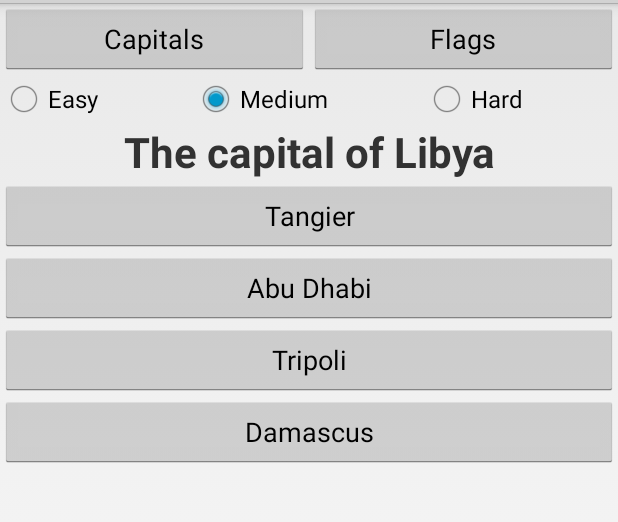
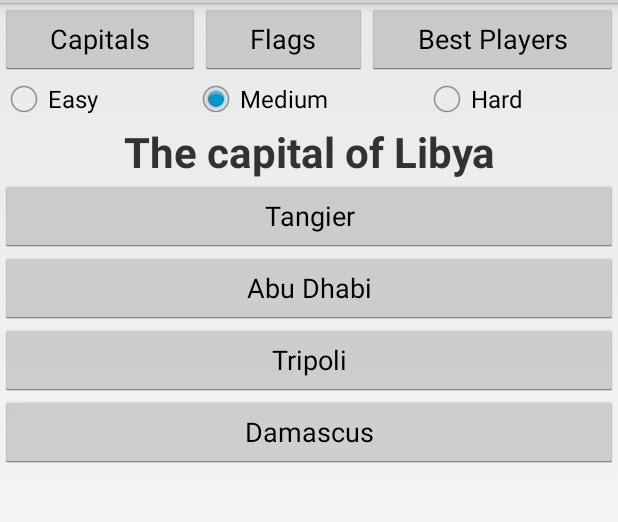
Before and after one commit to Vladus177/Capitals-and-flags-Quiz, an Android app: the screen it shows after launch (MainActivity), after a tap on "Capitals", on a phone screen of 412 x 824 dp, the part 69-591 px from its top. Run offline under Robolectric (Android 15) with nearby library versions, the phone set to English and light mode, and no system bars; 3 statements that could not run were skipped.

Commit message:
DB added

```diff
--- a/app/src/main/java/vladus177/ru/geotest_10/FragmentButtons.java
+++ b/app/src/main/java/vladus177/ru/geotest_10/FragmentButtons.java
@@ -16,6 +16,7 @@ public class FragmentButtons extends Fragment {
     // buttons for main
     Button capitalsButton;
     Button flagsButton;
+    Button rateButton;
 
 
     @Override
@@ -25,6 +26,7 @@ public class FragmentButtons extends Fragment {
         //find them all
         capitalsButton = (Button)buttonsView.findViewById(R.id.capitalsButton);
         flagsButton = (Button)buttonsView.findViewById(R.id.flagsButon);
+        rateButton = (Button)buttonsView.findViewById(R.id.rateButton);
 
         capitalsButton.setOnClickListener(new View.OnClickListener() {
             @Override
@@ -38,6 +40,12 @@ public class FragmentButtons extends Fragment {
                 ((MainActivity)getActivity()).addFragmentFlags();
             }
         });
+        rateButton.setOnClickListener(new View.OnClickListener() {
+            @Override
+            public void onClick(View v) {
+                ((MainActivity)getActivity()).addFragmentRates();
+            }
+        });
 
         return buttonsView;
     }
--- a/app/src/main/java/vladus177/ru/geotest_10/MainActivity.java
+++ b/app/src/main/java/vladus177/ru/geotest_10/MainActivity.java
@@ -4,27 +4,28 @@ import android.app.Activity;
 import android.app.Fragment;
 import android.app.FragmentManager;
 import android.app.FragmentTransaction;
-import android.content.Intent;
 import android.content.res.Configuration;
+import android.database.sqlite.SQLiteDatabase;
 import android.os.Bundle;
 import android.view.Menu;
 import android.view.MenuItem;
-import android.view.View;
-import android.widget.Button;
 import android.widget.FrameLayout;
-import android.widget.LinearLayout;
 import android.widget.RadioButton;
 import android.widget.RadioGroup;
-import android.widget.Toast;
 
 
 public class MainActivity extends Activity {
+    final String LOG_TAG = "myLogs";
+    private DataBaseHelper mDatabaseHelper;
+    private SQLiteDatabase mSqLiteDatabase;
     FragmentFlags fragF;
     FragmentCapitals fragC;
     FragmentButtons fragButtons;
+    RatesFragment ratesFragment;
     FragmentTransaction fTrans;
     FrameLayout container;
     FrameLayout container2;
+    FrameLayout containerRating;
     FrameLayout containerButtons;
     FragmentManager myFragmentManager;
     RadioGroup radioGroup;
@@ -37,18 +38,21 @@ public class MainActivity extends Activity {
     protected void onCreate(Bundle savedInstanceState) {
         super.onCreate(savedInstanceState);
         setContentView(R.layout.activity_main);
-        fragF=new FragmentFlags();
-        fragC=new FragmentCapitals();
-        fragButtons=new FragmentButtons();
+        //fragF = new FragmentFlags();
+        //fragC = new FragmentCapitals();
+        //fragButtons = new FragmentButtons();
+        //ratesFragment = new RatesFragment();
         container = (FrameLayout) findViewById(R.id.container);
         container2 = (FrameLayout) findViewById(R.id.container2);
         containerButtons = (FrameLayout) findViewById(R.id.containerButtons);
-        radioGroup = (RadioGroup)findViewById(R.id.radioGroup);
-        radioButtonEasy = (RadioButton)findViewById(R.id.radioButtonEasy);
-        radioButtonMedium = (RadioButton)findViewById(R.id.radioButtonMedium);
-        radioButtonHard = (RadioButton)findViewById(R.id.radioButtonHard);
+        containerRating = (FrameLayout) findViewById(R.id.containerRating);
+        radioGroup = (RadioGroup) findViewById(R.id.radioGroup);
+        radioButtonEasy = (RadioButton) findViewById(R.id.radioButtonEasy);
+        radioButtonMedium = (RadioButton) findViewById(R.id.radioButtonMedium);
+        radioButtonHard = (RadioButton) findViewById(R.id.radioButtonHard);
         myFragmentManager = getFragmentManager();
-        game="medium";
+        game = "medium";
+        SQLstart();
         radioGroup.setOnCheckedChangeListener(new RadioGroup.OnCheckedChangeListener() {
             @Override
             public void onCheckedChanged(RadioGroup group, int checkedId) {
@@ -67,7 +71,7 @@ public class MainActivity extends Activity {
                         restartFragment();
                         break;
                     default:
-                        game="medium";
+                        game = "medium";
                         break;
                 }
 
@@ -100,63 +104,76 @@ public class MainActivity extends Activity {
 
         return super.onOptionsItemSelected(item);
     }
-    public void addFragmentFlags()
-    {
-        fTrans=myFragmentManager.beginTransaction();
+
+    public void addFragmentFlags() {
+        fTrans = myFragmentManager.beginTransaction();
         Configuration config = getResources().getConfiguration();
-        if (config.orientation == Configuration.ORIENTATION_PORTRAIT)
-        {
+        if (config.orientation == Configuration.ORIENTATION_PORTRAIT) {
             fragF = new FragmentFlags();
             fTrans.replace(R.id.container, fragF);
             fTrans.commit();
-        }
-        else if(config.orientation == Configuration.ORIENTATION_LANDSCAPE)
-        {
+        } else if (config.orientation == Configuration.ORIENTATION_LANDSCAPE) {
             fragF = new FragmentFlags();
             fTrans.replace(R.id.container2, new FragmentFlags());
             fTrans.commit();
         }
     }
-    public void addFragmentCapitals()
-    {
-        fTrans=myFragmentManager.beginTransaction();
+
+    public void addFragmentCapitals() {
+        fTrans = myFragmentManager.beginTransaction();
         Configuration config = getResources().getConfiguration();
-        if (config.orientation == Configuration.ORIENTATION_PORTRAIT)
-        {
+        if (config.orientation == Configuration.ORIENTATION_PORTRAIT) {
             fragC = new FragmentCapitals();
             fTrans.replace(R.id.container, fragC);
             fTrans.commit();
-        }
-        else if(config.orientation == Configuration.ORIENTATION_LANDSCAPE)
-        {
+        } else if (config.orientation == Configuration.ORIENTATION_LANDSCAPE) {
             fragC = new FragmentCapitals();
             fTrans.replace(R.id.container, new FragmentCapitals());
             fTrans.commit();
         }
 
     }
-    public void addFragmentButtons()
-    {
-        fTrans=myFragmentManager.beginTransaction();
+
+    public void addFragmentButtons() {
+        fTrans = myFragmentManager.beginTransaction();
         fragButtons = new FragmentButtons();
-        fTrans.replace(R.id.containerButtons,fragButtons);
+        fTrans.replace(R.id.containerButtons, fragButtons);
         fTrans.commit();
     }
 
-    public String getLevel()
-    {
+    public void addFragmentRates() {
+        fTrans = myFragmentManager.beginTransaction();
+        Configuration config = getResources().getConfiguration();
+        if (config.orientation == Configuration.ORIENTATION_PORTRAIT) {
+            ratesFragment = new RatesFragment();
+            fTrans.replace(R.id.container, new RatesFragment());
+            fTrans.commit();
+        } else if (config.orientation == Configuration.ORIENTATION_LANDSCAPE) {
+            ratesFragment = new RatesFragment();
+            fTrans.replace(R.id.containerRating, new RatesFragment());
+            fTrans.commit();
+        }
+    }
+
+    public String getLevel() {
         return game;
     }
-    public void restartFragment()
-    {
+
+    public void restartFragment() {
         Fragment fragment = getFragmentManager().findFragmentById(R.id.container);
-        if (fragment instanceof FragmentCapitals)
-        {
+        if (fragment instanceof FragmentCapitals) {
             fragment.getFragmentManager().beginTransaction().remove(this.fragC).commit();
-        }
-        else if (fragment instanceof FragmentFlags)
-        {
+        } else if (fragment instanceof FragmentFlags) {
             fragment.getFragmentManager().beginTransaction().remove(this.fragF).commit();
         }
     }
+
+    public void SQLstart() {
+        mDatabaseHelper = new DataBaseHelper(this, "mydatabase.db", null, 1);
+        SQLiteDatabase sdb;
+        sdb = mDatabaseHelper.getReadableDatabase();
+
+    }
+
+
 }
--- a/app/src/main/res/layout-land/activity_main.xml
+++ b/app/src/main/res/layout-land/activity_main.xml
@@ -12,15 +12,55 @@
         tools:layout="@layout/buttons_fragment"
         android:background="@color/Azul">
     </FrameLayout>
+    <LinearLayout
+        android:orientation="horizontal"
+        android:layout_width="match_parent"
+        android:layout_height="wrap_content"
+        android:layout_below="@+id/containerButtons"
+        android:id="@+id/linearLayout">
+
+        <RadioGroup
+            android:layout_width="match_parent"
+            android:layout_height="match_parent"
+            android:orientation="horizontal"
+            android:id="@+id/radioGroup">
+
+            <RadioButton
+                android:layout_width="wrap_content"
+                android:layout_height="wrap_content"
+                android:text="@string/Easy"
+                android:id="@+id/radioButtonEasy"
+                android:checked="false"
+                android:layout_weight="1" />
+
+            <RadioButton
+                android:layout_width="wrap_content"
+                android:layout_height="wrap_content"
+                android:text="@string/Medium"
+                android:id="@+id/radioButtonMedium"
+                android:checked="true"
+                android:layout_gravity="center_horizontal"
+                android:layout_weight="1" />
+
+            <RadioButton
+                android:layout_width="wrap_content"
+                android:layout_height="wrap_content"
+                android:text="@string/Hard"
+                android:id="@+id/radioButtonHard"
+                android:checked="false"
+                android:layout_gravity="right"
+                android:layout_weight="1" />
+        </RadioGroup>
+    </LinearLayout>
 
     <LinearLayout
         android:orientation="horizontal"
         android:layout_width="match_parent"
         android:layout_height="match_parent"
-        android:layout_below="@+id/containerButtons"
+        android:layout_above="@+id/containerRating"
         android:id="@+id/main_for_faragments"
         android:baselineAligned="false"
-        android:layout_marginTop="3dp">
+        android:layout_below="@+id/linearLayout">
 
         <FrameLayout
             android:orientation="horizontal"
@@ -40,5 +80,13 @@
             android:layout_weight="1"
             android:layout_marginLeft="3dp"></FrameLayout>
     </LinearLayout>
+    <FrameLayout
+        android:layout_width="match_parent"
+        android:layout_height="80dp"
+        android:id="@+id/containerRating"
+        tools:layout="@layout/buttons_fragment"
+        android:background="@color/Azul"
+        android:layout_alignParentBottom="true">
+    </FrameLayout>
 
 </RelativeLayout>
--- a/app/src/main/res/layout/buttons_fragment.xml
+++ b/app/src/main/res/layout/buttons_fragment.xml
@@ -10,22 +10,30 @@
         android:layout_height="match_parent">
 
         <Button
-            android:layout_width="match_parent"
+            android:layout_width="wrap_content"
             android:layout_height="wrap_content"
             android:text="@string/capitalsButton"
             android:id="@+id/capitalsButton"
-            android:layout_weight="1"
-            android:onClick="btnClick" />
+            android:onClick="btnClick"
+            android:layout_weight="1" />
 
         <Button
-            android:layout_width="match_parent"
+            android:layout_width="wrap_content"
             android:layout_height="wrap_content"
             android:text="@string/flagsButton"
             android:id="@+id/flagsButon"
 
 
-            android:layout_weight="1"
-            android:onClick="btnClick" />
+            android:onClick="btnClick"
+            android:layout_weight="1" />
+
+        <Button
+            android:layout_width="wrap_content"
+            android:layout_height="wrap_content"
+            android:text="@string/rateButton"
+            android:id="@+id/rateButton"
+            android:layout_weight="1" />
     </LinearLayout>
 
+
 </LinearLayout>
--- a/app/src/main/res/values/strings.xml
+++ b/app/src/main/res/values/strings.xml
@@ -15,4 +15,14 @@
     <string name="Easy">Easy</string>
     <string name="Medium">Medium</string>
     <string name="Hard">Hard</string>
+    <string name="rateButton">Best Players</string>
+    <string name="okButton">OK</string>
+    <string name="cancelButton">Cancel</string>
+    <string name="dialogTitle">Excellent</string>
+    <string name="dialogMessage">Enter the name to save result</string>
+    <string name="bestPlayers">Best players</string>
+    <string name="gameLevel">Game level </string>
+    <string name="result">Scores </string>
+    <string name="right">Правильно</string>
+    <string name="wrong">Неправильно</string>
 </resources>
```
Also changed, not shown: app/src/main/java/vladus177/ru/geotest_10/FragmentCapitals.java (+114 -23 lines), app/src/main/java/vladus177/ru/geotest_10/FragmentFlags.java (+104 -22 lines), 2 other files.
